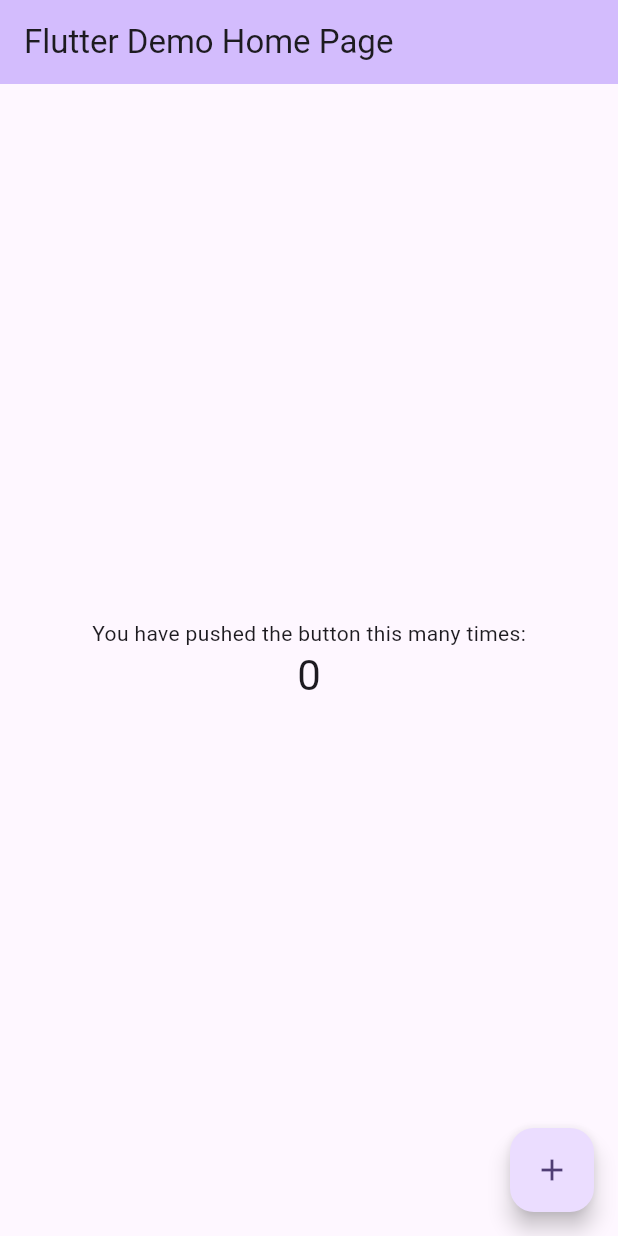
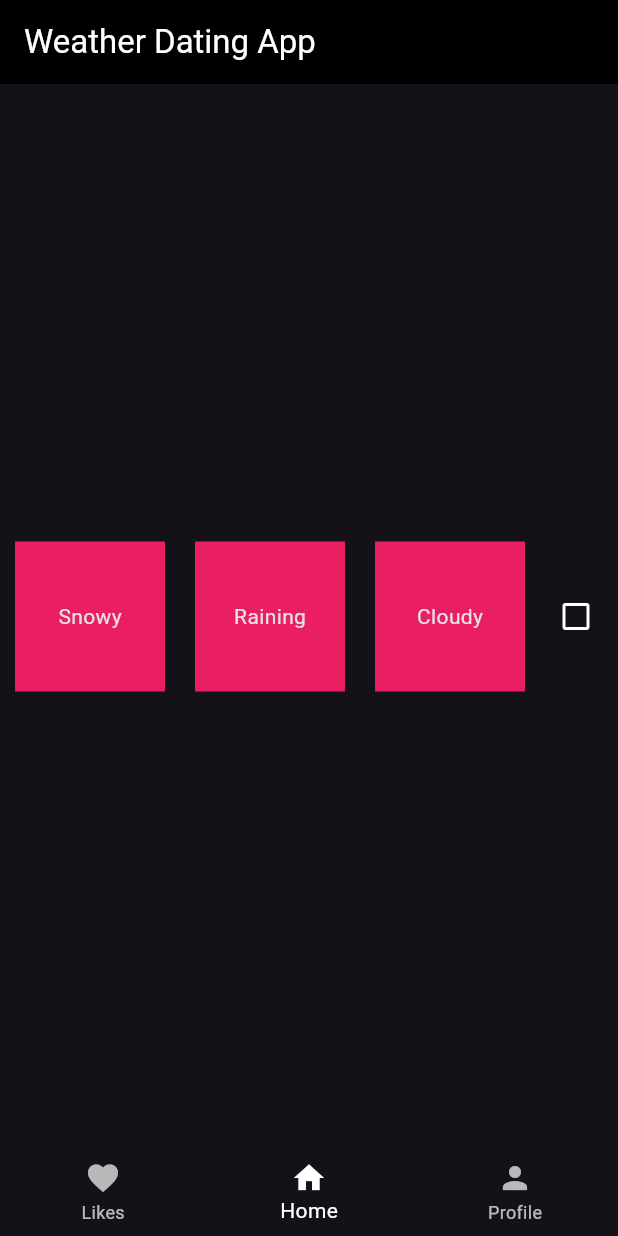
Before and after one commit to NovaGamer368/WeatherAPI, a Flutter app: the screen it shows after launch, on a phone screen of 412 x 824 dp. Run offline on Flutter 3.47's test engine with Material 3 defaults, Android fonts, the phone set to English and light mode, and no system bars.

Commit message:
9/14 notes

```diff
--- a/lib/main.dart
+++ b/lib/main.dart
@@ -10,13 +10,18 @@ class MyApp extends StatelessWidget {
   // This widget is the root of your application.
   @override
   Widget build(BuildContext context) {
+    String appTitle = "Weather Dating App";
     return MaterialApp(
-      title: 'Flutter Demo',
-      theme: ThemeData(
-        colorScheme: ColorScheme.fromSeed(seedColor: Colors.deepPurple),
-        useMaterial3: true,
+      title: appTitle,
+      themeMode: ThemeMode.dark, // Set the theme mode to dark
+      darkTheme: ThemeData.dark().copyWith(
+        // Define dark mode colors
+        colorScheme: const ColorScheme.dark(
+          primary: Colors.pink,
+          secondary: Colors.white,
         ),
-      home: const MyHomePage(title: 'Flutter Demo Home Page'),
+      ),
+      home: const MyHomePage(title: "Weather Dating App"),
     );
   }
 }
@@ -31,40 +36,48 @@ class MyHomePage extends StatefulWidget {
 }
 
 class _MyHomePageState extends State<MyHomePage> {
-  int _counter = 0;
-
-  void _incrementCounter() {
-    setState(() {
-      _counter++;
-    });
+  Container buildProfileCard(String profileType) {
+    return Container(
+        width: 100,
+        height: 100,
+        color: Colors.pink,
+        margin: const EdgeInsets.all(10.0),
+        child: Column(
+            mainAxisAlignment: MainAxisAlignment.center,
+            children: [Text(profileType)]));
   }
 
   @override
   Widget build(BuildContext context) {
+    List weatherOptions = ["Snowy", "Raining", "Cloudy"];
+    bool isChecked = false;
     return Scaffold(
         appBar: AppBar(
           backgroundColor: Theme.of(context).colorScheme.inversePrimary,
           title: Text(widget.title),
         ),
         body: Center(
-        child: Column(
-          mainAxisAlignment: MainAxisAlignment.center,
-          children: <Widget>[
-            const Text(
-              'You have pushed the button this many times:',
+          child: Row(children: [
+            buildProfileCard(weatherOptions[0]),
+            buildProfileCard(weatherOptions[1]),
+            buildProfileCard(weatherOptions[2]),
+            Checkbox(
+              value: isChecked,
+              onChanged: (bool? value) {
+                setState(() {
+                  isChecked = value!;
+                });
+              },
+            )
+          ]),
         ),
-            Text(
-              '$_counter',
-              style: Theme.of(context).textTheme.headlineMedium,
-            ),
+        bottomNavigationBar: BottomNavigationBar(
+          items: const [
+            BottomNavigationBarItem(icon: Icon(Icons.favorite), label: "Likes"),
+            BottomNavigationBarItem(icon: Icon(Icons.home), label: "Home"),
+            BottomNavigationBarItem(icon: Icon(Icons.person), label: "Profile"),
           ],
-        ),
-      ),
-      floatingActionButton: FloatingActionButton(
-        onPressed: _incrementCounter,
-        tooltip: 'Increment',
-        child: const Icon(Icons.add),
-      ),
-    );
+          currentIndex: 1,
+        ));
   }
 }
```
Lines whose indentation alone changed are shown as unchanged.
